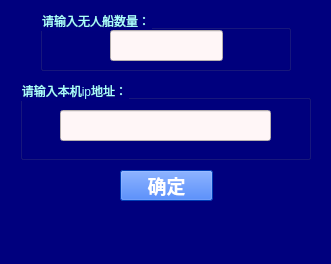
Qt form ask_num.ui (Weixw99/USV_Station) before a commit.
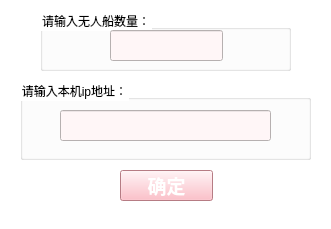
The same form after that commit.

```diff
--- a/ask_num.ui
+++ b/ask_num.ui
@@ -7,14 +7,20 @@
     <x>0</x>
     <y>0</y>
     <width>331</width>
-    <height>264</height>
+    <height>229</height>
    </rect>
   </property>
   <property name="windowTitle">
    <string>必要信息</string>
   </property>
   <property name="styleSheet">
-   <string notr="true">background-color: rgb(0, 0, 126);</string>
+   <string notr="true">background-color: rgb(255, 255, 255);</string>
+  </property>
+  <property name="iconSize">
+   <size>
+    <width>24</width>
+    <height>24</height>
+   </size>
   </property>
   <widget class="QWidget" name="centralwidget">
    <widget class="QPushButton" name="set_num">
@@ -35,7 +41,7 @@
      </font>
     </property>
     <property name="styleSheet">
-     <string notr="true">background-color: rgb(0, 85, 255);
+     <string notr="true">background-color: rgb(255, 174,185);
 color: rgb(255, 255, 255);</string>
     </property>
     <property name="text">
@@ -52,7 +58,7 @@
      </rect>
     </property>
     <property name="styleSheet">
-     <string notr="true">color: rgb(170, 255, 255);</string>
+     <string notr="true">color: rgb(0, 0, 0);</string>
     </property>
     <property name="title">
      <string>请输入无人船数量：</string>
@@ -90,7 +96,7 @@
      </rect>
     </property>
     <property name="styleSheet">
-     <string notr="true">color: rgb(170, 255, 255);</string>
+     <string notr="true">color: rgb(0, 0, 0);</string>
     </property>
     <property name="title">
      <string>请输入本机ip地址：</string>
```
Left out of the diff: 13 changed lines with no effect on the pictures.
